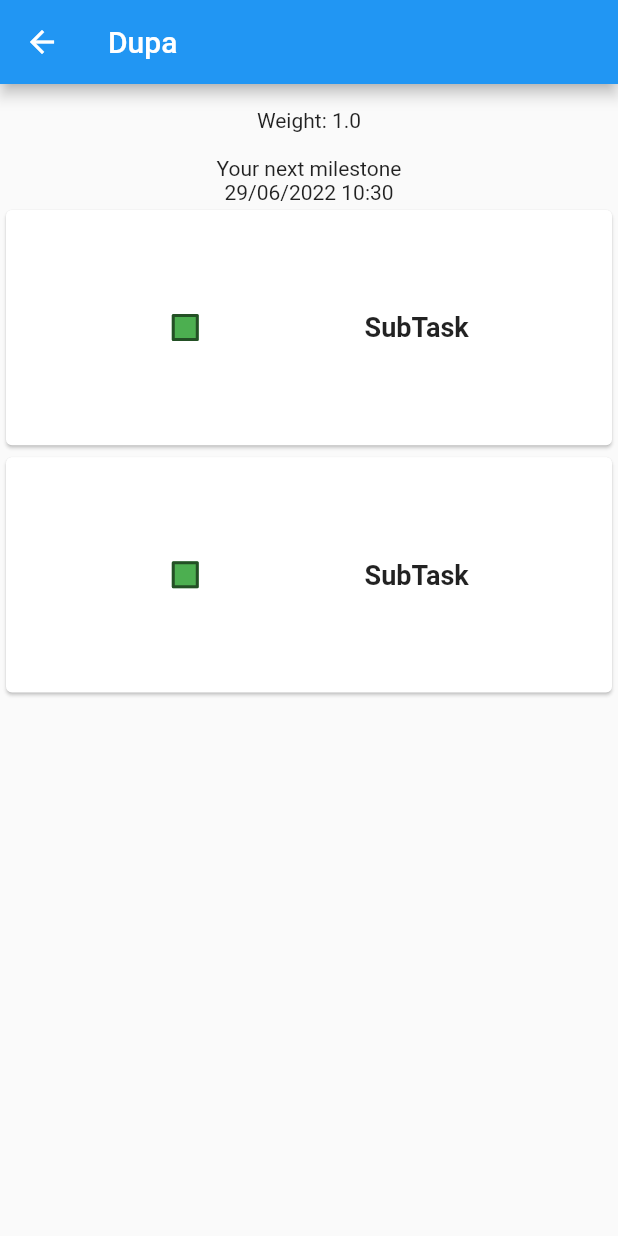
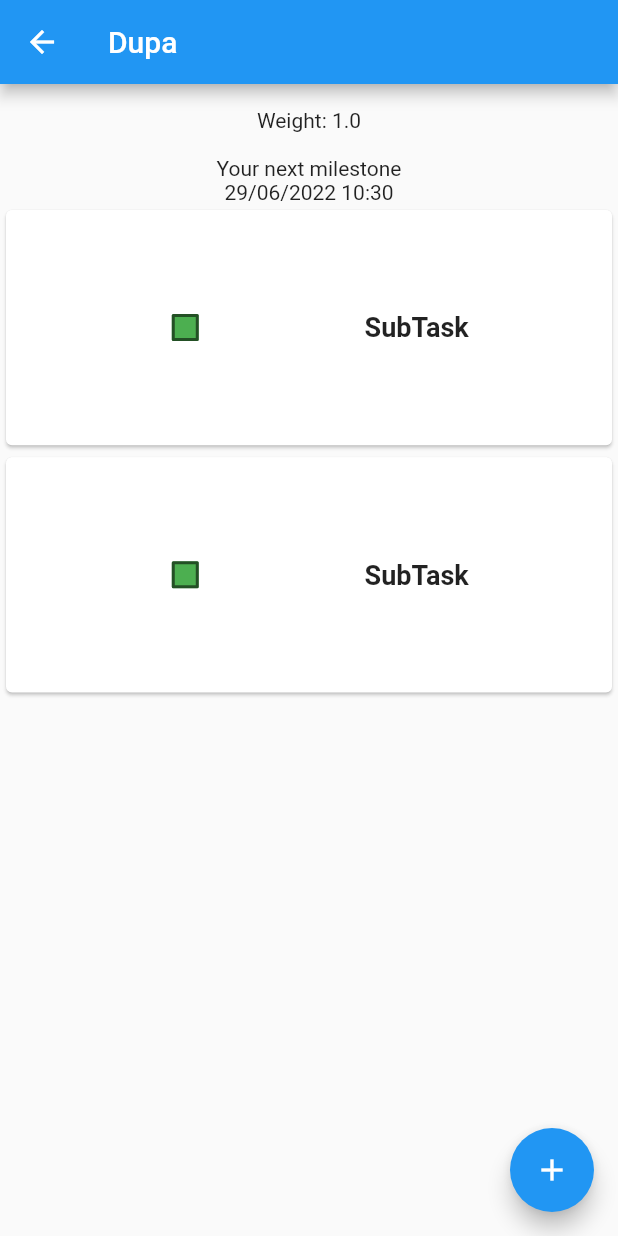
Before and after one commit to ArturNiklewicz/todoFlutterApp, a Flutter app: the screen it shows after launch, after a tap on an icon or button, on a phone screen of 412 x 824 dp. Run offline on Flutter 3.47's test engine with Material 2 defaults, Android fonts, the phone set to English and light mode, and no system bars.

```diff
--- a/lib/ui/screens/subtask_screen.dart
+++ b/lib/ui/screens/subtask_screen.dart
@@ -36,6 +36,13 @@ class SubTaskScreen extends StatelessWidget {
         Text(DateFormat('dd/MM/yyyy H:m').format(todo.deadline)),
         SubTaskList(todoSubTasks),
       ]),
+      floatingActionButton: FloatingActionButton(
+        onPressed: () {
+          // _showAddTaskPopUp();
+        },
+        tooltip: 'Add a task',
+        child: const Icon(Icons.add),
+      ),
     );
   }
 }
--- a/lib/ui/screens/todos_screen.dart
+++ b/lib/ui/screens/todos_screen.dart
@@ -1,6 +1,5 @@
 import 'package:flutter/material.dart';
 import 'package:todo_app/models/todo.dart';
-import 'package:todo_app/ui/screens/subtask_screen.dart';
 import 'package:todo_app/ui/widgets/new_task.dart';
 import 'package:todo_app/ui/widgets/task_list.dart';
 
```
